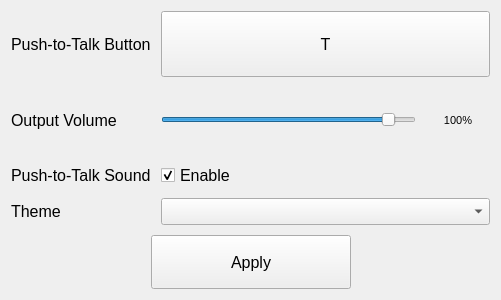
The window that src/View/SettingsWindow/settingswindow.ui (Flone-dnb/Silent) describes before a commit, drawn with Qt 5.
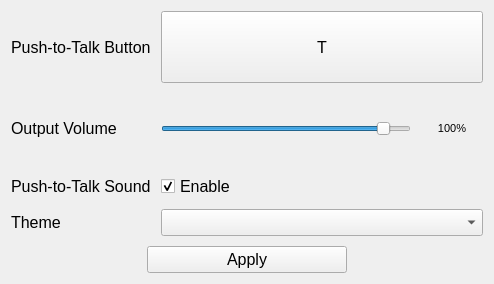
The same window after the commit.

The edit to the form file:
```diff
--- a/src/View/SettingsWindow/settingswindow.ui
+++ b/src/View/SettingsWindow/settingswindow.ui
@@ -6,8 +6,8 @@
    <rect>
     <x>0</x>
     <y>0</y>
-    <width>501</width>
-    <height>300</height>
+    <width>494</width>
+    <height>284</height>
    </rect>
   </property>
   <property name="font">
@@ -232,7 +232,7 @@
      </layout>
     </item>
     <item>
-     <layout class="QHBoxLayout" name="horizontalLayout">
+     <layout class="QHBoxLayout" name="horizontalLayout" stretch="30,40,30">
       <item>
        <spacer name="horizontalSpacer">
         <property name="orientation">
@@ -249,7 +249,7 @@
       <item>
        <widget class="QPushButton" name="pushButton_2">
         <property name="sizePolicy">
-         <sizepolicy hsizetype="Minimum" vsizetype="Expanding">
+         <sizepolicy hsizetype="Minimum" vsizetype="Fixed">
           <horstretch>0</horstretch>
           <verstretch>0</verstretch>
          </sizepolicy>
@@ -257,7 +257,7 @@
         <property name="minimumSize">
          <size>
           <width>200</width>
-          <height>25</height>
+          <height>20</height>
          </size>
         </property>
         <property name="font">
```
Left out of the diff: 2 changed lines with no effect on the pictures.
